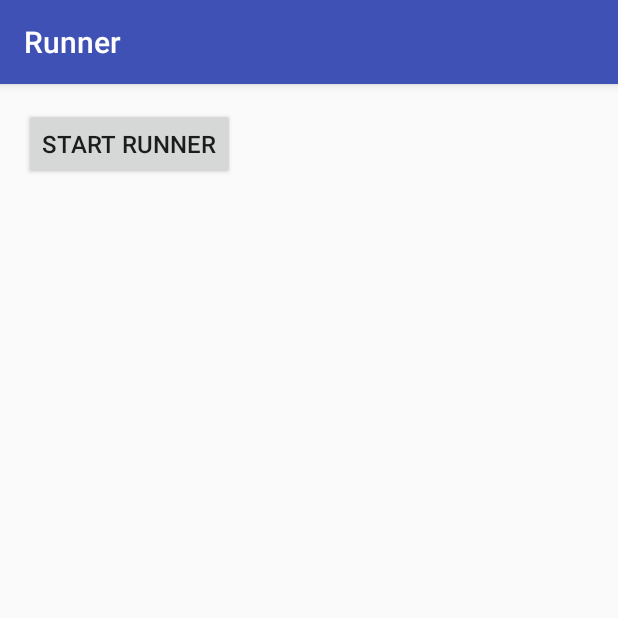
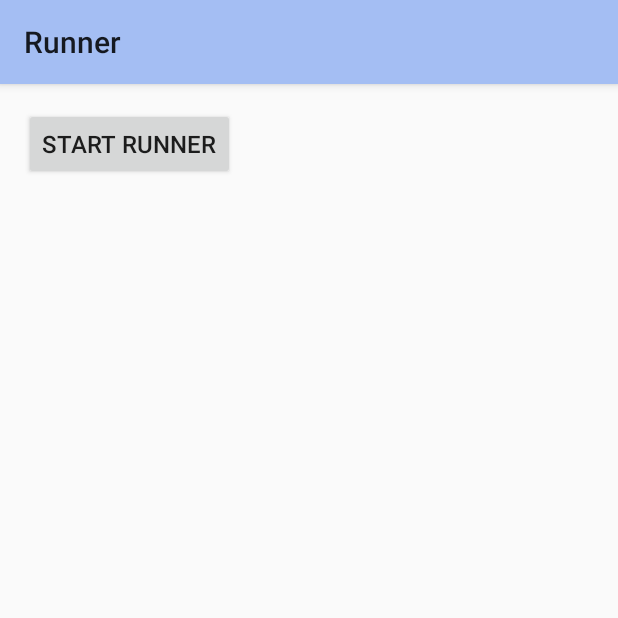
Before and after one commit to moutonf/mover-runner, an Android app: the MainActivity screen opened directly, with no data from a screen before it, on a phone screen of 412 x 824 dp, the top half of it. Run offline under Robolectric (Android 15) with nearby library versions, the light colour scheme and no system bars; libraries missing offline, so code that uses them is left out: pub.devrel.easypermissions.

Commit message:
Changed color palette

```diff
--- a/app/src/main/res/values/colors.xml
+++ b/app/src/main/res/values/colors.xml
@@ -1,6 +1,6 @@
 <?xml version="1.0" encoding="utf-8"?>
 <resources>
-    <color name="colorPrimary">#3F51B5</color>
-    <color name="colorPrimaryDark">#303F9F</color>
-    <color name="colorAccent">#FF4081</color>
+    <color name="colorPrimary">#A4BEF3</color>
+    <color name="colorPrimaryDark">#87A0B2</color>
+    <color name="colorAccent">#857885</color>
 </resources>
--- a/app/src/main/res/values/styles.xml
+++ b/app/src/main/res/values/styles.xml
@@ -1,7 +1,15 @@
 <resources>
 
     <!-- Base application theme. -->
-    <style name="AppTheme" parent="Theme.AppCompat.Light.DarkActionBar">
+    <!--<style name="AppTheme" parent="Theme.AppCompat.Light.DarkActionBar">-->
+        <!--&lt;!&ndash; Customize your theme here. &ndash;&gt;-->
+        <!--<item name="colorPrimary">@color/colorPrimary</item>-->
+        <!--<item name="colorPrimaryDark">@color/colorPrimaryDark</item>-->
+        <!--<item name="colorAccent">@color/colorAccent</item>-->
+        <!--<item name="android:textSize">16sp</item>-->
+    <!--</style>-->
+    <!--AppCompat is Material < 21 API-->
+    <style name="AppTheme" parent="@style/Theme.AppCompat.Light">
         <!-- Customize your theme here. -->
         <item name="colorPrimary">@color/colorPrimary</item>
         <item name="colorPrimaryDark">@color/colorPrimaryDark</item>
--- a/app/src/main/res/values/styles_mover.xml
+++ b/app/src/main/res/values/styles_mover.xml
@@ -1,8 +1,5 @@
 <?xml version="1.0" encoding="utf-8"?>
 <resources>
-    <style name="text">
-    </style>
 
-    <style name="layout">
-    </style>
+
 </resources>
```
